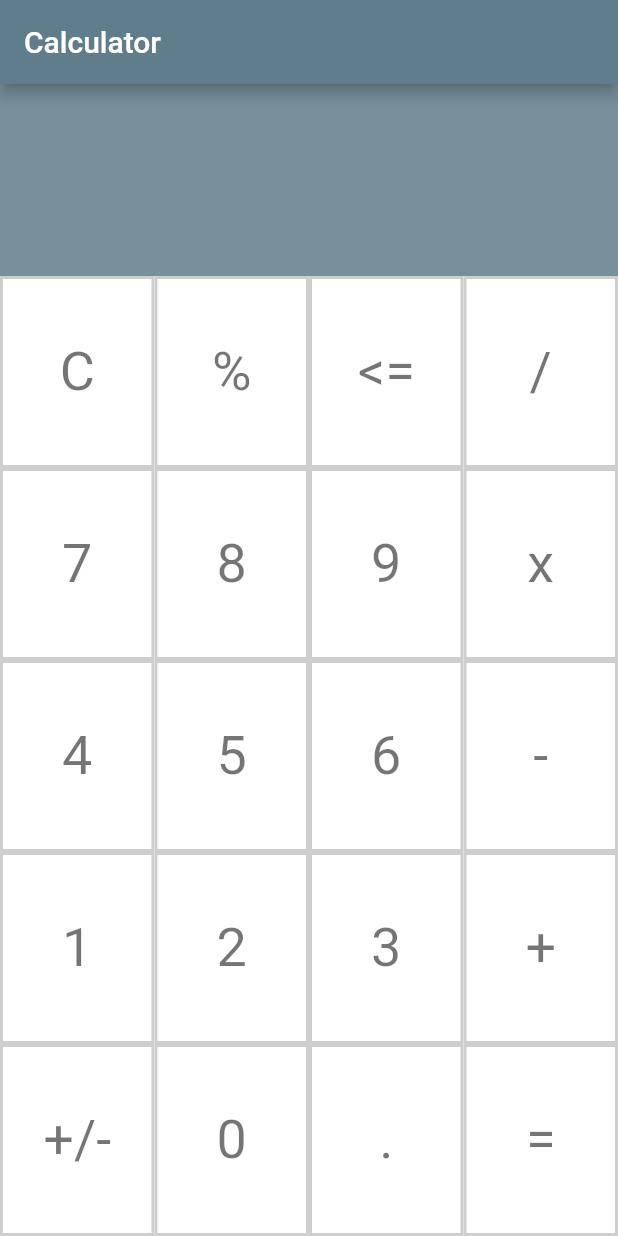
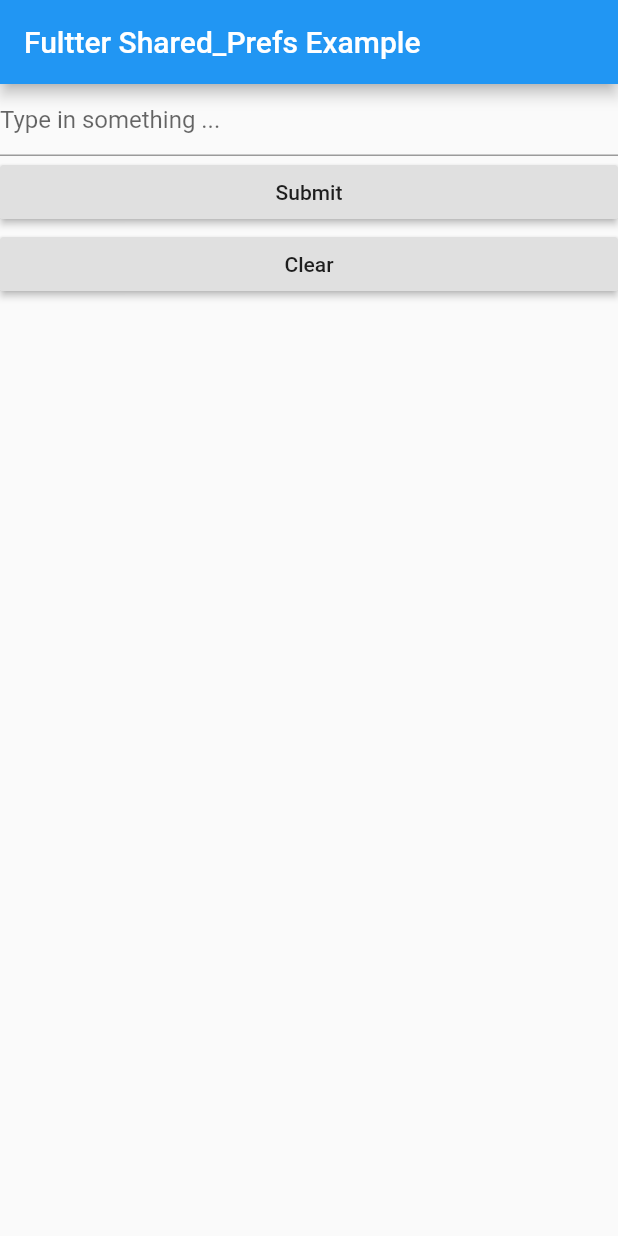
Before and after one commit to itcloudy/chat_app, a Flutter app: the screen it shows after launch, on a phone screen of 412 x 824 dp. Run offline on Flutter 3.47's test engine with Material 2 defaults, Android fonts, the phone set to English and light mode, and no system bars; our stand-ins replace shared_preferences.

Commit message:
Making use of Shared Preferences, Flex Widgets and Dismissibles with Dart's Flutter framework

```diff
--- a/lib/main.dart
+++ b/lib/main.dart
@@ -2,6 +2,8 @@
 // Use of this source code is governed by a MIT style
 // license that can be found in the LICENSE file.
 import 'package:flutter/material.dart';
+import 'package:shared_preferences/shared_preferences.dart';
+import 'dart:async';
 
 void main() => runApp(MyApp());
 
@@ -10,240 +12,104 @@ class MyApp extends StatelessWidget{
   @override
   Widget build(BuildContext context) {
     return MaterialApp(
-      title: "Calculator Layout" ,
-      debugShowCheckedModeBanner: false,
-      theme: ThemeData(
-        primarySwatch: Colors.blueGrey,
+      home: Scaffold(
+        appBar: AppBar(
+          title: Text('Fultter Shared_Prefs Example'),
+        ),
+        body: Home(),
       ),
-      home: Calculator(),
     );
   }
 }
 
-class CalculatorLayout extends StatelessWidget {
+class Home extends StatefulWidget {
+  @override
+  _HomeState createState() => _HomeState();
+}
+
+class _HomeState extends State<Home> {
+
+  Future<SharedPreferences> _sPrefs = SharedPreferences.getInstance();
+  final TextEditingController controller = TextEditingController();
+  List<String> listOne,listTwo;
 
 
   @override
-  Widget build(BuildContext context)  {
-    final mainState = MainState.of(context);
-    return Scaffold(
-      appBar: AppBar(
-        title: Text("Calculator"),
-      ),
-      body: Column(
+  void initState() {
+    super.initState();
+    listOne = [];
+    listTwo = [];
+  }
+
+  Future<Null> addString()async{
+    final SharedPreferences prefs  = await _sPrefs;
+    listOne.add(controller.text);
+    prefs.setStringList('list', listOne);
+    setState(() {
+      controller.text = '';
+    });
+  }
+
+  Future<Null> clearItems()async{
+    final SharedPreferences prefs = await _sPrefs;
+    prefs.clear();
+    setState(() {
+      listOne = [];
+      listTwo = [];
+    });
+  }
+
+  Future<Null> getStrings()async{
+    final SharedPreferences prefs = await _sPrefs;
+    listTwo = prefs.getStringList('list');
+    setState(() {
+
+    });
+  }
+  Future<Null> updateStrings(String str) async{
+    final SharedPreferences prefs = await _sPrefs;
+    setState(() {
+      listOne.remove(str);
+    });
+    prefs.setStringList('list', listOne);
+  }
+
+  @override
+  Widget build(BuildContext context) {
+    getStrings();
+    return Center(
+      child: ListView(
         children: <Widget>[
-          Expanded(
-            child: Container(
-              padding: EdgeInsets.all(16.0),
-              color: Colors.blueGrey.withOpacity(0.85),
-              child: Row(
-                mainAxisAlignment: MainAxisAlignment.end,
-                children: <Widget>[
-                  Text(
-                    mainState.inputValue ?? "0",
-                    style: TextStyle(
-                      color: Colors.black87,
-                      fontWeight: FontWeight.w700,
-                      fontSize: 48.0,
-                    ),
-                  )
-                ],
-              ),
+          TextField(
+            controller: controller,
+            decoration: InputDecoration(
+              hintText: "Type in something ...",
             ),
           ),
-          Expanded(
-            flex: 5 ,
-            child: Container(
-              child: Column(
-                children: <Widget>[
-                  makeBtns("C%</"),
-                  makeBtns("789x"),
-                  makeBtns("456-"),
-                  makeBtns("123+"),
-                  makeBtns("_0.="),
-
-                ],
+          RaisedButton(
+            child: Text("Submit"),
+            onPressed: (){
+              addString();
+            },
+          ),
+          RaisedButton(
+            child: Text('Clear'),
+            onPressed: (){clearItems();},
+          ),
+          Flex(
+            direction: Axis.vertical,
+            children: listTwo ==null ?[ ]:listTwo.map((String s)=>Dismissible(
+              key: Key(s),
+              onDismissed: (direction){
+                updateStrings(s);
+              },
+              child: ListTile(
+                title: Text(s),
               ),
-            ),
+            )).toList(),
           ),
         ],
       ),
     );
   }
-
-  Widget makeBtns(String row){
-    List<String> token = row.split("");
-    return Expanded(
-      flex: 1,
-      child: Row(
-        crossAxisAlignment: CrossAxisAlignment.stretch,
-        children: token.map((e)=>CalcButton(
-          keyvalue:e== '_'? "+/-":e=='<'?"<=":e,
-        ))
-            .toList(),
-      ),
-    );
-  }
 }
-
-
-class Calculator extends StatefulWidget {
-  @override
-  _CalculatorState createState() => _CalculatorState();
-}
-
-class _CalculatorState extends State<Calculator> {
-  String inputString = "";
-  double prevValue;
-  String value= "";
-  String op = 'z';
-
-  bool isNumber(String str){
-    if(str ==null){
-      return false;
-    }
-    return double.parse(str)!=null;
-  }
-
-  void onPressed(keyvalue){
-    switch (keyvalue){
-      case "C":
-        op =null;
-        prevValue = 0.0;
-        value = "";
-        setState(()=> inputString="");
-        break;
-      case ".":
-      case "%":
-      case "<=":
-      case "+/-":
-        break;
-      case "x":
-      case "+":
-      case "-":
-      case "/":
-      op  =keyvalue;
-      value = '';
-      prevValue = double.parse(inputString);
-      setState(() {
-        inputString = inputString + keyvalue;
-      });
-      break;
-      case "=":
-        if (op!=null){
-          setState(() {
-            switch(op){
-              case 'x':
-                inputString = (prevValue * double.parse(value)).toStringAsFixed(0);
-                break;
-              case '+':
-                inputString = (prevValue +double.parse(value)).toStringAsFixed(0);
-                break;
-              case '-':
-                inputString = (prevValue - double.parse(value)).toStringAsFixed(0);
-                break;
-              case '/':
-                inputString = (prevValue / double.parse(value)).toStringAsFixed(2);
-                break;
-
-            }
-          });
-          op = null;
-          prevValue = double.parse(inputString);
-          value = '';
-          break;
-        }
-        break;
-      default:
-        if (isNumber(keyvalue)){
-          if (op !=null){
-            setState(() {
-              inputString = inputString +keyvalue;
-            });
-            value = value +keyvalue;
-          }else{
-            setState(() {
-              inputString = "" +keyvalue;
-            });
-            op = 'z';
-          }
-        }else{
-          onPressed(keyvalue);
-        }
-
-    }
-  }
-  @override
-  Widget build(BuildContext context) {
-    return MainState(
-      inputValue: inputString,
-      prevValue: prevValue,
-      value: value,
-      op:op,
-      onPressed: onPressed,
-      child: CalculatorLayout(),
-    );
-  }
-
-}
-
-
-class MainState extends InheritedWidget{
-  MainState({
-    Key key,
-    this.inputValue,
-    this.prevValue,
-    this.value,
-    this.op,
-    this.onPressed,
-    Widget child,
-  }):super(key:key,child:child);
-
-  final String inputValue;
-  final double prevValue;
-  final String value;
-  final String op;
-  final Function onPressed;
-
-  @override
-  bool updateShouldNotify(MainState oldWidget) {
-    return inputValue != oldWidget.inputValue;
-  }
-  static MainState of(BuildContext context){
-    return context.inheritFromWidgetOfExactType(MainState);
-  }
-}
-
-class CalcButton extends StatelessWidget {
-  final String keyvalue;
-
-  CalcButton({this.keyvalue});
-
-  @override
-  Widget build(BuildContext context) {
-    final mainState = MainState.of(context);
-    return Expanded(
-      flex: 1,
-      child: FlatButton(
-        shape: Border.all(
-          color: Colors.grey.withOpacity(0.5),
-          width: 2.0,
-          style: BorderStyle.solid,
-        ),
-        color: Colors.white,
-        onPressed: (){
-          mainState.onPressed(keyvalue);
-        },
-        child: Text(
-          keyvalue,
-          style: TextStyle(
-            fontWeight: FontWeight.normal,
-            fontSize: 36.0,
-            color: Colors.black54,
-            fontStyle: FontStyle.normal,
-          ),
-        ),
-      ),
-    );
-  }
-}
--- a/pubspec.yaml
+++ b/pubspec.yaml
@@ -21,6 +21,7 @@ dependencies:
   # The following adds the Cupertino Icons font to your application.
   # Use with the CupertinoIcons class for iOS style icons.
   cupertino_icons: ^0.1.2
+  shared_preferences: ^0.4.0
 
 dev_dependencies:
   flutter_test:
```
Also changed, not shown: 6 other files.
